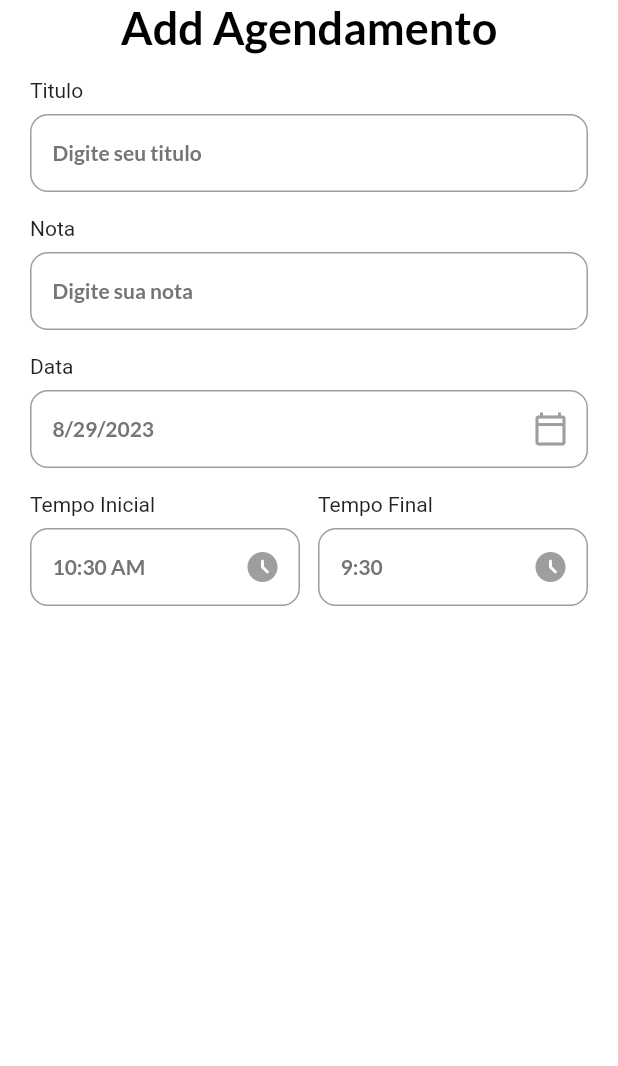
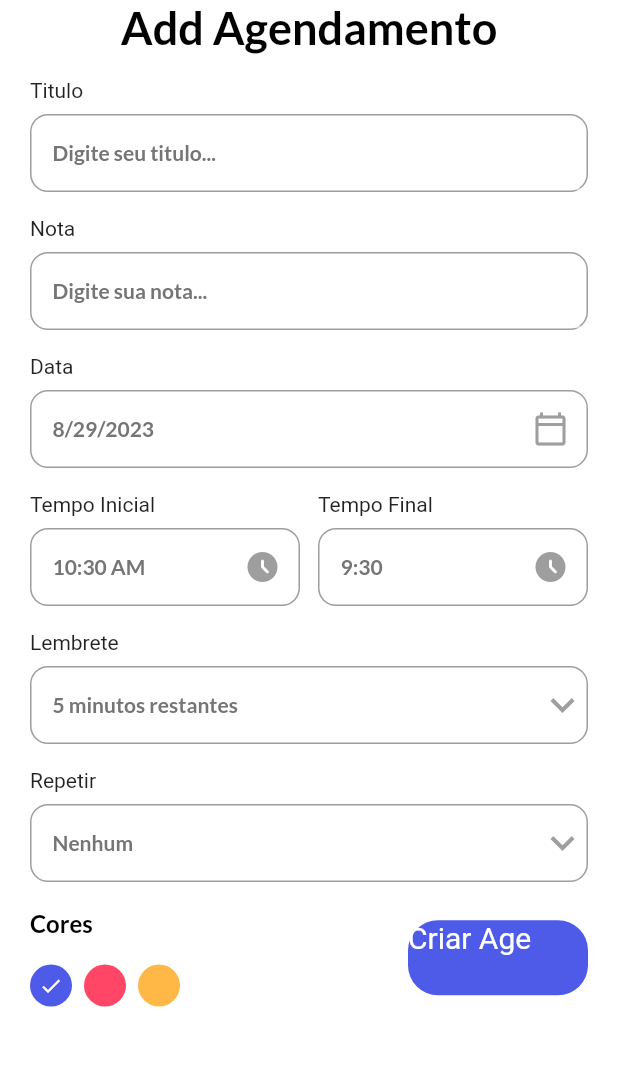
Before and after one commit to kevintaiyo/Calendar, a Flutter app: the addAgendametoPagina screen opened directly, on a phone screen of 412 x 824 dp, the part 84-1150 px from its top. Run offline on Flutter 3.47's test engine with Material 2 defaults, Android fonts, the phone set to English and light mode, and no system bars; our stand-ins replace date_picker_timeline, flutter_local_notifications, get, get_storage, google_fonts, material_color_utilities; missing offline and left inert: dart:html; accounts and stored records are empty.

Commit message:
quase finalizado a pagina de agendamento (parei na parte de validação do form)

```diff
--- a/calendar/lib/iu/widgets/add_agenda_bar.dart
+++ b/calendar/lib/iu/widgets/add_agenda_bar.dart
@@ -1,4 +1,5 @@
 import 'package:calendar/iu/Temas.dart';
+import 'package:calendar/iu/widgets/botao.dart';
 import 'package:calendar/iu/widgets/inputs.dart';
 import 'package:flutter/material.dart';
 import 'package:get/get.dart';
@@ -15,7 +16,18 @@ class _addAgendametoPaginaState extends State<addAgendametoPagina> {
   DateTime dataSelecionada = DateTime.now();
   String tempoFinal = "9:30";
   String tempoInicial = DateFormat("hh:mm a").format(DateTime.now()).toString();
-  int lenbrete = 5; //PAREI AQUI = 1:34:36
+  int _lenbreteSelecionado = 5;
+  List<int> listaLembrete =[
+    5,10,15,20,
+  ];
+
+  String _lenbreteSelecionadoRepetir = "Nenhum";
+  List<String> listaRepetir =[
+    "Nenhum","Diário","Semanalmente","Mensalmente"
+  ];
+
+  int _corSelecionada = 0;
+
   @override
   Widget build(BuildContext context) {
     return Scaffold(
@@ -31,8 +43,8 @@ class _addAgendametoPaginaState extends State<addAgendametoPagina> {
                 style: headingStyle,
               ),
               //CRUD DO AGENDAMENTO
-              InputAgendamentos(titulo: "Titulo", dica: "Digite seu titulo"),
-              InputAgendamentos(titulo: "Nota", dica: "Digite sua nota"),
+              InputAgendamentos(titulo: "Titulo", dica: "Digite seu titulo..."),
+              InputAgendamentos(titulo: "Nota", dica: "Digite sua nota..."),
               InputAgendamentos(
                 titulo: "Data",
                 dica: DateFormat.yMd().format(dataSelecionada),
@@ -70,7 +82,57 @@ class _addAgendametoPaginaState extends State<addAgendametoPagina> {
                     )
                   )
                 ],
-              )
+              ),
+              InputAgendamentos(titulo: "Lembrete", dica: "$_lenbreteSelecionado minutos restantes",
+                widget:DropdownButton(
+                  icon: Icon(Icons.keyboard_arrow_down,color: Colors.grey,),
+                  iconSize: 32,
+                  elevation: 4,
+                  style: subTituloStyle,
+                  underline: Container(height: 0,),
+                  onChanged: (String ?novoValor) {
+                    setState(() {
+                      _lenbreteSelecionado = int.parse(novoValor!);
+                    });
+                  },
+                  items: listaLembrete.map<DropdownMenuItem<String>>((int valor){
+                    return DropdownMenuItem<String>(
+                        value: valor.toString(),
+                        child: Text(valor.toString()),
+                    );
+                  }).toList(),
+                )
+              ),
+              InputAgendamentos(titulo: "Repetir", dica: "$_lenbreteSelecionadoRepetir",
+                widget:DropdownButton(
+                  icon: Icon(Icons.keyboard_arrow_down,color: Colors.grey,),
+                  iconSize: 32,
+                  elevation: 4,
+                  style: subTituloStyle,
+                  underline: Container(height: 0,),
+                  onChanged: (String ?novoValor) {
+                    setState(() {
+                      _lenbreteSelecionadoRepetir = novoValor!;
+                    });
+                  },
+                  items: listaRepetir.map<DropdownMenuItem<String>>((String? valor){
+                    return DropdownMenuItem<String>(
+                        value: valor.toString(),
+                        child: Text(valor!, style: TextStyle(color: Colors.grey),),
+                    );
+                  }).toList(),
+                )
+              ),
+              SizedBox(height: 18,),
+              Row(
+                mainAxisAlignment: MainAxisAlignment.spaceBetween,
+                crossAxisAlignment: CrossAxisAlignment.center,
+                children: [
+
+                  _paletaDeCor(),
+                  Botao(label: "Criar Age", onTap:()=>null)
+                ],
+              ),
             ],
           ),
         ),
@@ -78,6 +140,43 @@ class _addAgendametoPaginaState extends State<addAgendametoPagina> {
     );
   }
 
+_validacaoAgendamento(){
+  //PAREI AQUI -- 2:02:20
+}
+
+  _paletaDeCor(){
+      return  Column(
+        crossAxisAlignment: CrossAxisAlignment.start,
+        children: [
+          Text("Cores",style: tituloStyle,),
+          SizedBox(height: 18),
+          Wrap(
+            children: List<Widget>.generate(
+                3,
+                (int index){
+                return GestureDetector(
+                  onTap: (){
+                    setState(() {
+                      _corSelecionada = index;
+                      print("$index");
+                    });
+                  },
+                  child: Padding(
+                    padding: const EdgeInsets.only(right: 8.0),
+                    child: CircleAvatar(
+                      radius: 14,
+                      backgroundColor: index ==0? primaryClr:index ==1?rosaClr:amareloClr,
+                      child: _corSelecionada==index?Icon(Icons.done,color: Colors.white,size: 16,):Container()
+                    ),
+                  ),
+                );
+                }
+            ),
+
+          ),
+        ],
+      );
+  }
 
   _AppBar(BuildContext context) {
     return AppBar(
--- a/calendar/lib/iu/widgets/inputs.dart
+++ b/calendar/lib/iu/widgets/inputs.dart
@@ -33,7 +33,6 @@ class InputAgendamentos extends StatelessWidget {
             children: [
               Expanded(
                 child: TextFormField(
-                  readOnly: Widget == null ? false : true,
                   autofocus: false,
                   cursorColor: Get.isDarkMode ? Colors.grey[100] : Colors.grey,
                   controller: controller,
```
